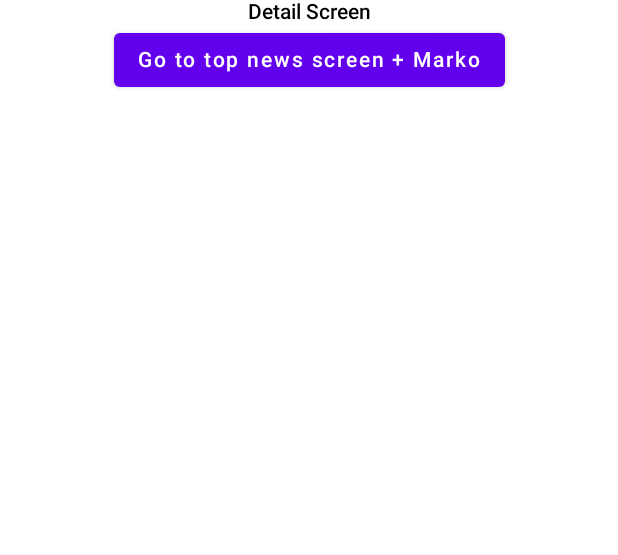
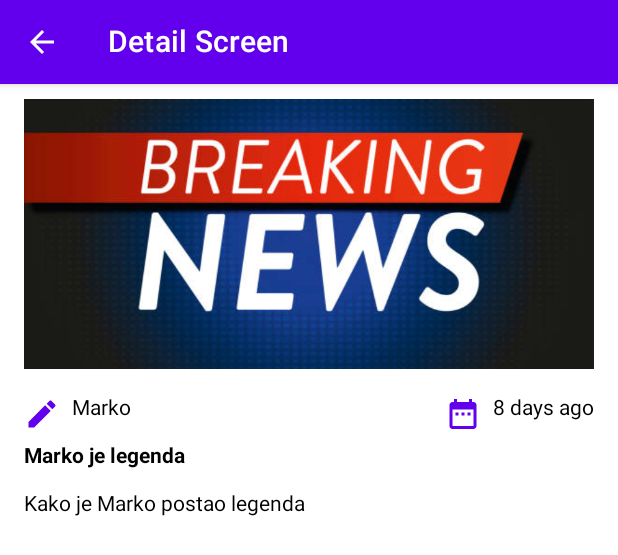
Before and after one commit to Marko2407/NewApp-JetPackCompose, an Android app built with Jetpack Compose: the @Preview function DetailScreenPreview, on a phone screen of 412 x 824 dp. Shown: the top 555 px of the screen. Run offline under Robolectric (Android 15) with nearby library versions, the phone set to English and light mode, and no system bars.

Commit message:
feat: add appbar and date formating

```diff
--- a/app/src/main/java/com/mvukosav/MockData.kt
+++ b/app/src/main/java/com/mvukosav/MockData.kt
@@ -2,6 +2,11 @@ package com.mvukosav
 
 import com.mvukosav.newsapp.R
 import com.mvukosav.newsapp.models.NewsData
+import java.text.SimpleDateFormat
+import java.time.Instant
+import java.util.Calendar
+import java.util.Date
+import java.util.Locale
 
 object MockData {
     val topNewsList = listOf<NewsData>(
@@ -11,7 +16,7 @@ object MockData {
             author = "Marko",
             title = "Marko je legenda",
             description = "Kako je Marko postao legenda",
-            publishedAt = "2023-11-04T03:21:00Z"
+            publishedAt = "2023-03-11T03:01:00Z"
         ),
         NewsData(
             newsId = 2,
@@ -19,7 +24,7 @@ object MockData {
             author = "Ivan",
             title = "Marko je legenda",
             description = "Kako je Marko postao legenda jer je najbolji",
-            publishedAt = "2023-11-04T03:43:00Z"
+            publishedAt = "2023-02-01T03:01:00Z"
         ),
         NewsData(
             newsId = 3,
@@ -27,7 +32,7 @@ object MockData {
             author = "Matej",
             title = "Marko je legenda",
             description = "Kako je Marko postao legenda jer je najbolji",
-            publishedAt = "2023-11-04T03:32:00Z"
+            publishedAt = "2023-03-01T03:01:00Z"
         ),
         NewsData(
             newsId = 4,
@@ -35,7 +40,7 @@ object MockData {
             author = "Mateo",
             title = "Marko je legenda",
             description = "Kako je Marko postao legenda jer je najjaci na svijetu",
-            publishedAt = "2023-11-04T03:56:00Z"
+            publishedAt = "2023-02-14T03:01:00Z"
         ),
         NewsData(
             newsId = 5,
@@ -43,7 +48,7 @@ object MockData {
             author = "Patrik",
             title = "Marko je legenda",
             description = "Kako je Marko postao legenda",
-            publishedAt = "2023-11-04T03:57:00Z"
+            publishedAt = "2023-01-01T03:01:00Z"
         ),
         NewsData(
             newsId = 6,
@@ -51,7 +56,7 @@ object MockData {
             author = "Antonio",
             title = "Marko je legenda",
             description = "Kako je Marko postao legenda",
-            publishedAt = "2023-11-04T03:34:00Z"
+            publishedAt = "2023-01-01T03:01:00Z"
         ),
         NewsData(
             newsId = 7,
@@ -59,7 +64,7 @@ object MockData {
             author = "Dea",
             title = "Dea nije legenda",
             description = "Kako je Marko postao legenda",
-            publishedAt = "2023-11-04T03:23:00Z"
+            publishedAt = "2023-01-01T03:01:00Z"
         ),
         NewsData(
             newsId = 8,
@@ -67,7 +72,7 @@ object MockData {
             author = "Karla",
             title = "Karla nije legenda",
             description = "Kako je Marko postao legenda",
-            publishedAt = "2023-11-04T03:13:00Z"
+            publishedAt = "2023-01-01T03:01:00Z"
         ),
         NewsData(
             newsId = 9,
@@ -75,19 +80,71 @@ object MockData {
             author = "Mirna",
             title = "Mirna nije legenda",
             description = "Kako je Marko postao legenda",
-            publishedAt = "2023-11-04T03:01:00Z"
+            publishedAt = "2023-01-01T03:01:00Z"
         ),
         NewsData(
             newsId = 10,
             image = R.drawable.breaking_news,
             author = "Davor",
             title = "Davor je legenda",
-            description = "Kako je Marko postao legenda",
-            publishedAt = "2023-11-04T03:24:00Z"
+            description = "Kako je Marko postao legenda. Bio jednom jedan mladić po imenu Marko koji je živio u malom selu u planinskoj regiji. Marko je bio hrabar i pametan mladić, ali je također bio vrlo skroman i nije težio da bude u centru pažnje.\n" +
+                "\n" +
+                "Jednog dana, u selo je došao zli čarobnjak koji je odlučio da ukrade dragocjeno blago iz hrama u blizini sela. Čarobnjak je bio vrlo moćan, a ljudi u selu su se bojali za svoje živote i imovinu. Marko je shvatio da se nešto mora učiniti kako bi se zaustavio čarobnjak i spasio selo.\n" +
+                "\n" +
+                "Marko je odlučio da će se sam suprotstaviti čarobnjaku. Uzeo je svoj mač i krenuo prema hramu. Kada je stigao, vidio je čarobnjaka koji je upravo krenuo iz hrama sa zlatnim relikvijama. Marko je prvo pokušao uvjeriti čarobnjaka da odustane od svojih planova, no čarobnjak je bio prepotentan i ignorirao je Markove riječi.\n" +
+                "\n" +
+                "Zatim je započela epska bitka između Marka i čarobnjaka. Marko je pokazao svoju izvanrednu borilačku vještinu i hrabrost u borbi. Uz mnogo truda i snage, uspio je svladati čarobnjaka i vratiti dragocjeno blago u hram." +
+                "\n" + "Vijest o Markovoj herojskoj borbi protiv čarobnjaka brzo se proširila po cijelom kraju, a ljudi su počeli dolaziti u selo kako bi se upoznali s hrabrim mladićem. Marko je odbio mnoga priznanja i nagrade za svoje djelo, ali je postao legenda među ljudima.\n" +
+                "\n" +
+                "Od tog dana, Marko je postao inspiracija za mnoge ljude",
+            publishedAt = "2023-01-01T03:01:00Z"
         ),
     )
 
     fun getNews(newsId: Int?): NewsData {
         return topNewsList.first { it.newsId == newsId }
     }
+
+    fun Date.getTimeAgo(): String {
+        val calendar = Calendar.getInstance()
+        calendar.time = this
+
+        val year = calendar.get(Calendar.YEAR)
+        val month = calendar.get(Calendar.MONTH)
+        val day = calendar.get(Calendar.DAY_OF_MONTH)
+        val hour = calendar.get(Calendar.HOUR_OF_DAY)
+        val minute = calendar.get(Calendar.MINUTE)
+
+        val currentCalendar = Calendar.getInstance()
+
+        val currentYear = currentCalendar.get(Calendar.YEAR)
+        val currentMonth = currentCalendar.get(Calendar.MONTH)
+        val currentDay = currentCalendar.get(Calendar.DAY_OF_MONTH)
+        val currentHour = currentCalendar.get(Calendar.HOUR_OF_DAY)
+        val currentMinute = currentCalendar.get(Calendar.MINUTE)
+
+        return if (year < currentYear) {
+            val interval = currentYear - year
+            if (interval == 1) "$interval year ago" else "$interval years ago"
+        } else if (month < currentMonth) {
+            val interval = currentMonth - month
+            if (interval == 1) "$interval month ago" else "$interval months ago"
+        } else if (day < currentDay) {
+            val interval = currentDay - day
+            if (interval == 1) "$interval day ago" else "$interval days ago"
+        } else if (hour < currentHour) {
+            val interval = currentHour - hour
+            if (interval == 1) "$interval hour ago" else "$interval hours ago"
+        } else if (minute < currentMinute) {
+            val interval = currentMinute - minute
+            if (interval == 1) "$interval minute ago" else "$interval minutes ago"
+        } else {
+            "a moment ago"
+        }
+    }
+
+    fun stringToDate(publishedAt: String): Date {
+        return Date.from(Instant.parse(publishedAt))
+            ?: Date.from(Calendar.getInstance().toInstant())
+    }
 }
--- a/app/src/main/java/com/mvukosav/newsapp/ui/NewsApp.kt
+++ b/app/src/main/java/com/mvukosav/newsapp/ui/NewsApp.kt
@@ -1,5 +1,6 @@
 package com.mvukosav.newsapp.ui
 
+import androidx.compose.foundation.rememberScrollState
 import androidx.compose.runtime.Composable
 import androidx.navigation.NavType
 import androidx.navigation.compose.NavHost
@@ -18,6 +19,7 @@ fun NewsApp() {
 @Composable
 fun Navigation() {
     val navController = rememberNavController()
+    val scrollState = rememberScrollState()
     NavHost(navController = navController, startDestination = "TopNews") {
         composable("TopNews") {
             TopNews(navController = navController)
@@ -28,7 +30,7 @@ fun Navigation() {
         ) { navBackStackEntry ->
             // passing arguments through screens
             val id = navBackStackEntry.arguments?.getInt("newsId")
-            DetailScreen(navController = navController, MockData.getNews(id))
+            DetailScreen(MockData.getNews(id), scrollState = scrollState, navController)
         }
     }
 }
--- a/app/src/main/java/com/mvukosav/newsapp/ui/screen/DetailScreen.kt
+++ b/app/src/main/java/com/mvukosav/newsapp/ui/screen/DetailScreen.kt
@@ -1,34 +1,122 @@
 package com.mvukosav.newsapp.ui.screen
 
+import android.annotation.SuppressLint
+import androidx.compose.foundation.Image
+import androidx.compose.foundation.ScrollState
+import androidx.compose.foundation.layout.Arrangement
 import androidx.compose.foundation.layout.Column
+import androidx.compose.foundation.layout.Row
 import androidx.compose.foundation.layout.fillMaxWidth
-import androidx.compose.material.Button
+import androidx.compose.foundation.layout.height
+import androidx.compose.foundation.layout.padding
+import androidx.compose.foundation.rememberScrollState
+import androidx.compose.foundation.verticalScroll
+import androidx.compose.material.Icon
+import androidx.compose.material.IconButton
+import androidx.compose.material.Scaffold
 import androidx.compose.material.Text
+import androidx.compose.material.TopAppBar
+import androidx.compose.material.icons.Icons
+import androidx.compose.material.icons.filled.ArrowBack
+import androidx.compose.material.icons.filled.DateRange
+import androidx.compose.material.icons.filled.Edit
 import androidx.compose.runtime.Composable
 import androidx.compose.ui.Alignment
 import androidx.compose.ui.Modifier
+import androidx.compose.ui.graphics.vector.ImageVector
+import androidx.compose.ui.layout.ContentScale
+import androidx.compose.ui.res.colorResource
+import androidx.compose.ui.res.painterResource
 import androidx.compose.ui.text.font.FontWeight
 import androidx.compose.ui.tooling.preview.Preview
+import androidx.compose.ui.unit.dp
+import androidx.compose.ui.unit.sp
 import androidx.navigation.NavController
 import androidx.navigation.compose.rememberNavController
 import com.mvukosav.MockData
+import com.mvukosav.MockData.getTimeAgo
+import com.mvukosav.MockData.stringToDate
+import com.mvukosav.newsapp.R
 import com.mvukosav.newsapp.models.NewsData
 
+@SuppressLint("UnusedMaterialScaffoldPaddingParameter")
 @Composable
-fun DetailScreen(navController: NavController, newsData: NewsData) {
-    Column(modifier = Modifier.fillMaxWidth(), horizontalAlignment = Alignment.CenterHorizontally) {
-        Text(text = "Detail Screen", fontWeight = FontWeight.SemiBold)
-        Button(onClick = {
+fun DetailScreen(newsData: NewsData, scrollState: ScrollState, navController: NavController) {
+    Scaffold(topBar = {
+        TopBar(onBackPressed = {
             navController.popBackStack()
-        }) {
-            Text(text = "Go to top news screen + ${newsData.author}")
+        })
+    }) {
+        Column(
+            modifier = Modifier
+                .fillMaxWidth()
+                .padding(horizontal = 16.dp)
+                .verticalScroll(scrollState),
+            horizontalAlignment = Alignment.CenterHorizontally
+        ) {
+            Image(
+                painter = painterResource(id = newsData.image),
+                contentDescription = "",
+                modifier = Modifier
+                    .fillMaxWidth()
+                    .height(200.dp)
+                    .padding(vertical = 10.dp), contentScale = ContentScale.Crop
+            )
+            Row(
+                modifier = Modifier
+                    .fillMaxWidth()
+                    .padding(vertical = 8.dp),
+                horizontalArrangement = Arrangement.SpaceBetween
+            ) {
+                InfoWithIcon(icon = Icons.Default.Edit, info = newsData.author)
+                InfoWithIcon(
+                    icon = Icons.Default.DateRange,
+                    info = stringToDate(newsData.publishedAt).getTimeAgo()
+                )
+            }
+            Text(
+                text = newsData.title, fontWeight = FontWeight.Bold,
+                modifier = Modifier.align(Alignment.Start)
+            )
+            Text(
+                text = newsData.description, modifier = Modifier
+                    .padding(vertical = 16.dp)
+                    .align(Alignment.Start)
+            )
         }
     }
 }
 
+@Composable
+fun TopBar(onBackPressed: () -> Unit = {}, title: String = "Detail Screen") {
+    TopAppBar(title = {
+        Text(
+            text = title,
+            fontWeight = FontWeight.SemiBold
+        )
+    }, navigationIcon = {
+        IconButton(
+            onClick = { onBackPressed() }) {
+            Icon(imageVector = Icons.Default.ArrowBack, contentDescription = "")
+        }
+    })
+}
+
+@Composable
+fun InfoWithIcon(icon: ImageVector, info: String) {
+    Row {
+        Icon(
+            imageVector = icon,
+            contentDescription = "",
+            modifier = Modifier.padding(end = 8.dp),
+            colorResource(id = R.color.purple_500)
+        )
+        Text(text = info)
+    }
+}
 
 @Preview(showBackground = true)
 @Composable
 fun DetailScreenPreview() {
-    DetailScreen(rememberNavController(), MockData.topNewsList[0])
+    DetailScreen(MockData.topNewsList[0], rememberScrollState(), rememberNavController())
 }
--- a/app/src/main/java/com/mvukosav/newsapp/ui/screen/TopNews.kt
+++ b/app/src/main/java/com/mvukosav/newsapp/ui/screen/TopNews.kt
@@ -25,6 +25,8 @@ import androidx.compose.ui.unit.dp
 import androidx.compose.ui.unit.sp
 import androidx.navigation.NavController
 import com.mvukosav.MockData
+import com.mvukosav.MockData.getTimeAgo
+import com.mvukosav.MockData.stringToDate
 import com.mvukosav.newsapp.models.NewsData
 
 @Composable
@@ -72,7 +74,7 @@ fun TopNewsItem(newsData: NewsData, onNewsClick: () -> Unit = {}) {
             verticalArrangement = Arrangement.SpaceBetween
         ) {
             Text(
-                text = newsData.publishedAt,
+                text = stringToDate(newsData.publishedAt).getTimeAgo(),
                 color = Color.White,
                 fontWeight = FontWeight.SemiBold
             )
```
